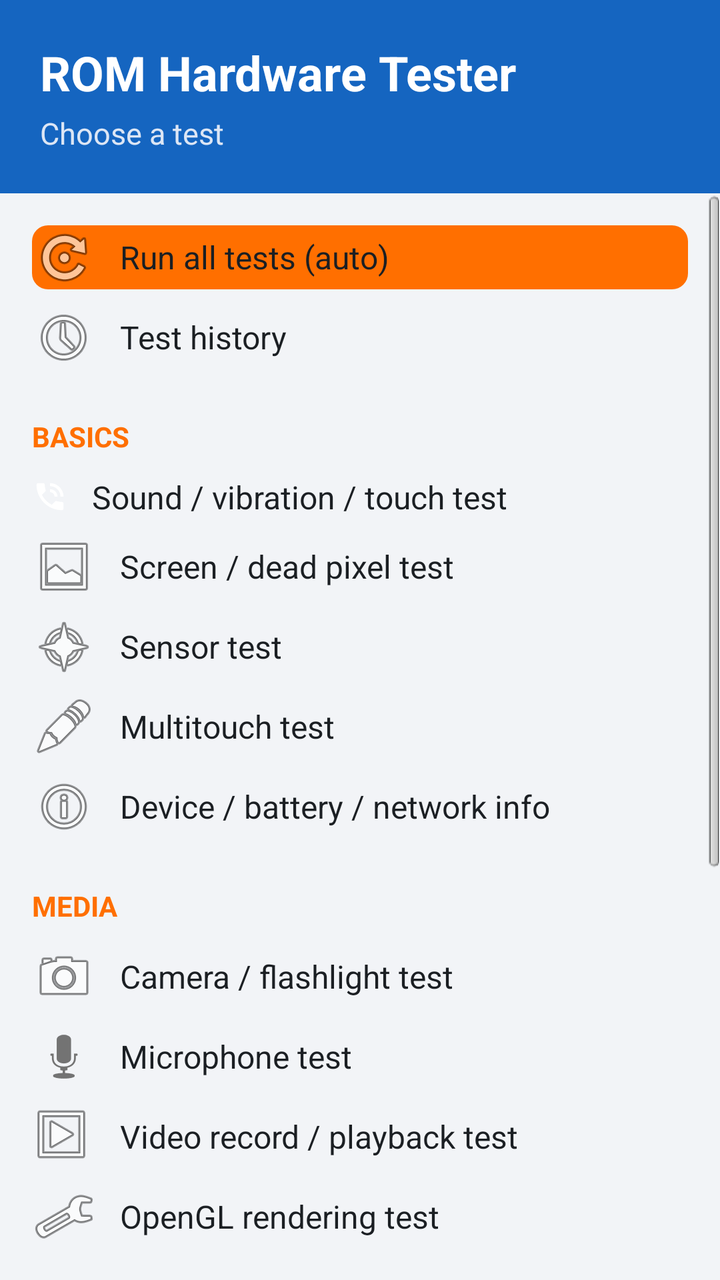
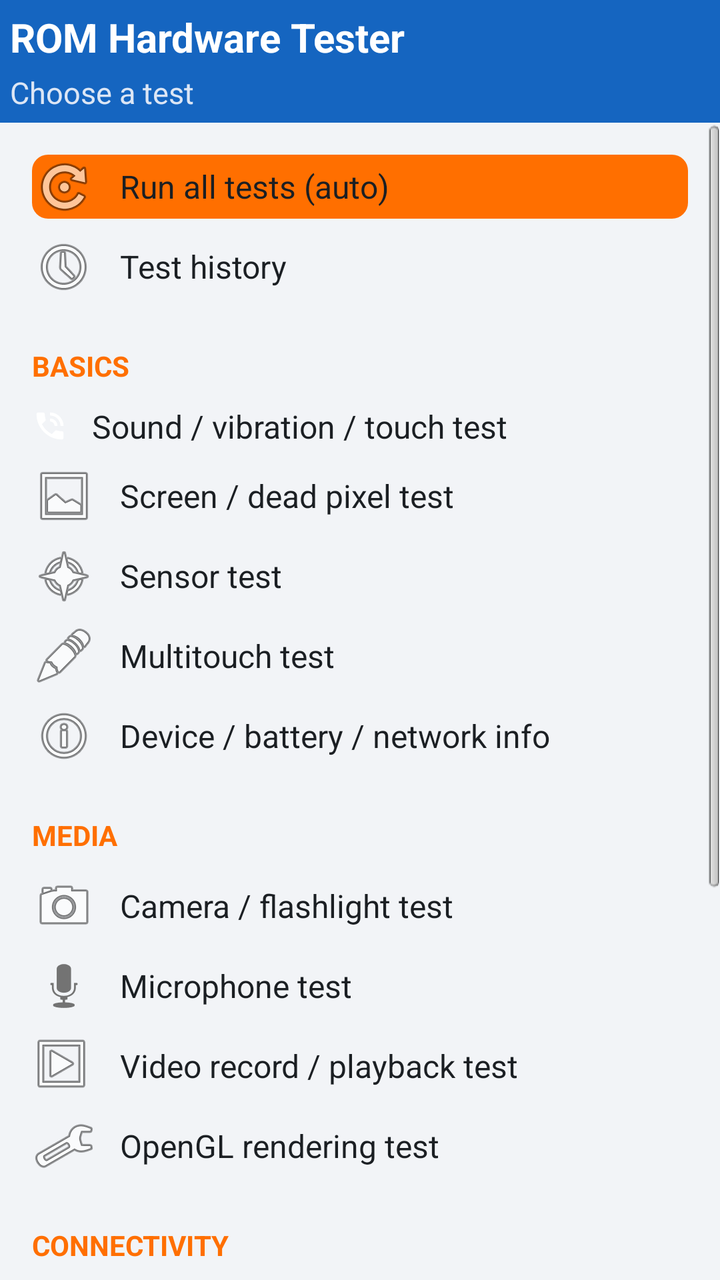

An Android layout rendered at two revisions. The XML below is the earlier revision; the diff shows what the commit changed to produce the second picture.
<!-- AndroidManifest.xml: application theme AppTheme -->
<!-- res/layout/activity_main.xml -->
<?xml version="1.0" encoding="utf-8"?>
<LinearLayout xmlns:android="http://schemas.android.com/apk/res/android"
    android:layout_width="match_parent"
    android:layout_height="match_parent"
    android:orientation="vertical">

    <LinearLayout
        android:layout_width="match_parent"
        android:layout_height="wrap_content"
        android:orientation="vertical"
        android:background="@color/primary"
        android:padding="20dp">

        <TextView
            android:layout_width="match_parent"
            android:layout_height="wrap_content"
            android:text="@string/main_title"
            android:textColor="@color/white"
            android:textSize="24sp"
            android:textStyle="bold" />

        <TextView
            android:layout_width="match_parent"
            android:layout_height="wrap_content"
            android:layout_marginTop="4dp"
            android:text="@string/main_subtitle"
            android:textColor="#DCE6F5"
            android:textSize="15sp" />

    </LinearLayout>

    <ScrollView
        android:layout_width="match_parent"
        android:layout_height="match_parent"
        android:fillViewport="true">

        <LinearLayout
            android:layout_width="match_parent"
            android:layout_height="wrap_content"
            android:orientation="vertical"
            android:padding="16dp">

            <Button
                android:id="@+id/button_robot_test"
                android:layout_width="match_parent"
                android:layout_height="wrap_content"
                android:background="@drawable/button_bg_accent"
                android:drawableLeft="@android:drawable/ic_menu_rotate"
                android:drawablePadding="12dp"
                android:gravity="center_vertical|left"
                android:text="@string/main_button_robot_test" />

            <Button
                android:id="@+id/button_test_history"
                android:layout_width="match_parent"
                android:layout_height="wrap_content"
                android:layout_marginTop="8dp"
                android:drawableLeft="@android:drawable/ic_menu_recent_history"
                android:drawablePadding="12dp"
                android:gravity="center_vertical|left"
                android:text="@string/main_button_test_history" />

            <TextView
                style="@style/SectionLabel"
                android:layout_width="match_parent"
                android:layout_height="wrap_content"
                android:layout_marginTop="24dp"
                android:text="@string/main_section_basics" />

            <Button
                android:id="@+id/button_io_test"
                android:layout_width="match_parent"
                android:layout_height="wrap_content"
                android:layout_marginTop="10dp"
                android:drawableLeft="@android:drawable/stat_sys_speakerphone"
                android:drawablePadding="12dp"
                android:gravity="center_vertical|left"
                android:text="@string/main_button_io_test" />

            <Button
                android:id="@+id/button_screen_test"
                android:layout_width="match_parent"
                android:layout_height="wrap_content"
                android:layout_marginTop="8dp"
                android:drawableLeft="@android:drawable/ic_menu_gallery"
                android:drawablePadding="12dp"
                android:gravity="center_vertical|left"
                android:text="@string/main_button_screen_test" />

            <Button
                android:id="@+id/button_sensor_test"
                android:layout_width="match_parent"
                android:layout_height="wrap_content"
                android:layout_marginTop="8dp"
                android:drawableLeft="@android:drawable/ic_menu_compass"
                android:drawablePadding="12dp"
                android:gravity="center_vertical|left"
                android:text="@string/main_button_sensor_test" />

            <Button
                android:id="@+id/button_multitouch_test"
                android:layout_width="match_parent"
                android:layout_height="wrap_content"
                android:layout_marginTop="8dp"
                android:drawableLeft="@android:drawable/ic_menu_edit"
                android:drawablePadding="12dp"
                android:gravity="center_vertical|left"
                android:text="@string/main_button_multitouch_test" />

            <Button
                android:id="@+id/button_device_info"
                android:layout_width="match_parent"
                android:layout_height="wrap_content"
                android:layout_marginTop="8dp"
                android:drawableLeft="@android:drawable/ic_menu_info_details"
                android:drawablePadding="12dp"
                android:gravity="center_vertical|left"
                android:text="@string/main_button_device_info" />

            <TextView
                style="@style/SectionLabel"
                android:layout_width="match_parent"
                android:layout_height="wrap_content"
                android:layout_marginTop="24dp"
                android:text="@string/main_section_media" />

            <Button
                android:id="@+id/button_camera_test"
                android:layout_width="match_parent"
                android:layout_height="wrap_content"
                android:layout_marginTop="10dp"
                android:drawableLeft="@android:drawable/ic_menu_camera"
                android:drawablePadding="12dp"
                android:gravity="center_vertical|left"
                android:text="@string/main_button_camera_test" />

            <Button
                android:id="@+id/button_microphone_test"
                android:layout_width="match_parent"
                android:layout_height="wrap_content"
                android:layout_marginTop="8dp"
                android:drawableLeft="@android:drawable/ic_btn_speak_now"
                android:drawablePadding="12dp"
                android:gravity="center_vertical|left"
                android:text="@string/main_button_microphone_test" />

            <Button
                android:id="@+id/button_video_test"
                android:layout_width="match_parent"
                android:layout_height="wrap_content"
                android:layout_marginTop="8dp"
                android:drawableLeft="@android:drawable/ic_menu_slideshow"
                android:drawablePadding="12dp"
                android:gravity="center_vertical|left"
                android:text="@string/main_button_video_test" />

            <Button
                android:id="@+id/button_opengl_test"
                android:layout_width="match_parent"
                android:layout_height="wrap_content"
                android:layout_marginTop="8dp"
                android:drawableLeft="@android:drawable/ic_menu_manage"
                android:drawablePadding="12dp"
                android:gravity="center_vertical|left"
                android:text="@string/main_button_opengl_test" />

            <TextView
                style="@style/SectionLabel"
                android:layout_width="match_parent"
                android:layout_height="wrap_content"
                android:layout_marginTop="24dp"
                android:text="@string/main_section_connectivity" />

            <Button
                android:id="@+id/button_location_test"
                android:layout_width="match_parent"
                android:layout_height="wrap_content"
                android:layout_marginTop="10dp"
                android:drawableLeft="@android:drawable/ic_menu_mylocation"
                android:drawablePadding="12dp"
                android:gravity="center_vertical|left"
                android:text="@string/main_button_location_test" />

            <Button
                android:id="@+id/button_wifi_test"
                android:layout_width="match_parent"
                android:layout_height="wrap_content"
                android:layout_marginTop="8dp"
                android:drawableLeft="@android:drawable/ic_menu_upload"
                android:drawablePadding="12dp"
                android:gravity="center_vertical|left"
                android:text="@string/main_button_wifi_test" />

            <Button
                android:id="@+id/button_bluetooth_test"
                android:layout_width="match_parent"
                android:layout_height="wrap_content"
                android:layout_marginTop="8dp"
                android:drawableLeft="@android:drawable/stat_sys_data_bluetooth"
                android:drawablePadding="12dp"
                android:gravity="center_vertical|left"
                android:text="@string/main_button_bluetooth_test" />

            <Button
                android:id="@+id/button_nfc_test"
                android:layout_width="match_parent"
                android:layout_height="wrap_content"
                android:layout_marginTop="8dp"
                android:drawableLeft="@android:drawable/ic_menu_share"
                android:drawablePadding="12dp"
                android:gravity="center_vertical|left"
                android:text="@string/main_button_nfc_test" />

            <TextView
                style="@style/SectionLabel"
                android:layout_width="match_parent"
                android:layout_height="wrap_content"
                android:layout_marginTop="24dp"
                android:text="@string/main_section_telephony" />

            <Button
                android:id="@+id/button_phone_test"
                android:layout_width="match_parent"
                android:layout_height="wrap_content"
                android:layout_marginTop="10dp"
                android:drawableLeft="@android:drawable/ic_menu_call"
                android:drawablePadding="12dp"
                android:gravity="center_vertical|left"
                android:text="@string/main_button_phone_test" />

            <Button
                android:id="@+id/button_settings_shortcuts"
                android:layout_width="match_parent"
                android:layout_height="wrap_content"
                android:layout_marginTop="8dp"
                android:layout_marginBottom="8dp"
                android:drawableLeft="@android:drawable/ic_menu_preferences"
                android:drawablePadding="12dp"
                android:gravity="center_vertical|left"
                android:text="@string/main_button_settings_shortcuts" />

        </LinearLayout>
    </ScrollView>
</LinearLayout>
<!-- resources referenced by this layout -->
<resources>
  <color name="primary">#1565C0</color>
  <color name="white">#FFFFFF</color>
  <!-- drawable button_bg_accent (drawable) -->
  <?xml version="1.0" encoding="utf-8"?>
  <selector xmlns:android="http://schemas.android.com/apk/res/android">
      <item android:state_pressed="true">
          <shape android:shape="rectangle">
              <solid android:color="#D45E00" />
              <corners android:radius="8dp" />
          </shape>
      </item>
      <item>
          <shape android:shape="rectangle">
              <solid android:color="@color/accent" />
              <corners android:radius="8dp" />
          </shape>
      </item>
  </selector>
  <string name="main_button_bluetooth_test">Bluetooth test</string>
  <string name="main_button_camera_test">Camera / flashlight test</string>
  <string name="main_button_device_info">Device / battery / network info</string>
  <string name="main_button_io_test">Sound / vibration / touch test</string>
  <string name="main_button_location_test">GPS / location test</string>
  <string name="main_button_microphone_test">Microphone test</string>
  <string name="main_button_multitouch_test">Multitouch test</string>
  <string name="main_button_nfc_test">NFC test</string>
  <string name="main_button_opengl_test">OpenGL rendering test</string>
  <string name="main_button_phone_test">Phone / SMS test</string>
  <string name="main_button_robot_test">Run all tests (auto)</string>
  <string name="main_button_screen_test">Screen / dead pixel test</string>
  <string name="main_button_sensor_test">Sensor test</string>
  <string name="main_button_settings_shortcuts">Tethering / USB mode settings</string>
  <string name="main_button_test_history">Test history</string>
  <string name="main_button_video_test">Video record / playback test</string>
  <string name="main_button_wifi_test">WiFi test</string>
  <string name="main_section_basics">Basics</string>
  <string name="main_section_connectivity">Connectivity</string>
  <string name="main_section_media">Media</string>
  <string name="main_section_telephony">Telephony &amp; system</string>
  <string name="main_subtitle">Choose a test</string>
  <string name="main_title">ROM Hardware Tester</string>
  <style name="SectionLabel">
          <item name="android:textColor">@color/accent</item>
          <item name="android:textStyle">bold</item>
          <item name="android:textSize">14sp</item>
          <item name="android:textAllCaps">true</item>
      </style>
  <style name="AppTheme" parent="@android:style/Theme.Light">
          <item name="android:windowBackground">@color/background</item>
          <item name="android:buttonStyle">@style/AppButton</item>
          <item name="android:textColorPrimary">@color/text_primary</item>
          <item name="android:colorBackground">@color/background</item>
      </style>
  <color name="accent">#FF6F00</color>
  <color name="background">#F2F4F7</color>
  <style name="AppButton" parent="@android:style/Widget.Button">
          <item name="android:background">@drawable/button_bg</item>
          <item name="android:textColor">@color/white</item>
          <item name="android:textStyle">bold</item>
          <item name="android:minHeight">48dp</item>
          <item name="android:paddingLeft">16dp</item>
          <item name="android:paddingRight">16dp</item>
      </style>
  <color name="text_primary">#1B1F23</color>
  <color name="primary_dark">#0D47A1</color>
  <color name="divider">#DDE2E8</color>
</resources>

<!-- the commit's change to res/layout/activity_main.xml (unified diff, before → after) -->
@@ -9,14 +9,14 @@
         android:layout_height="wrap_content"
         android:orientation="vertical"
         android:background="@color/primary"
-        android:padding="20dp">
+        android:padding="5dp">
 
         <TextView
             android:layout_width="match_parent"
             android:layout_height="wrap_content"
             android:text="@string/main_title"
             android:textColor="@color/white"
-            android:textSize="24sp"
+            android:textSize="20sp"
             android:textStyle="bold" />
 
         <TextView
<!-- resource entries referenced after the edit -->
@@ -47,7 +47,7 @@
           <item name="android:textSize">14sp</item>
           <item name="android:textAllCaps">true</item>
       </style>
-  <style name="AppTheme" parent="@android:style/Theme.Light">
+  <style name="AppTheme" parent="@android:style/Theme.Light.NoTitleBar">
           <item name="android:windowBackground">@color/background</item>
           <item name="android:buttonStyle">@style/AppButton</item>
           <item name="android:textColorPrimary">@color/text_primary</item>
